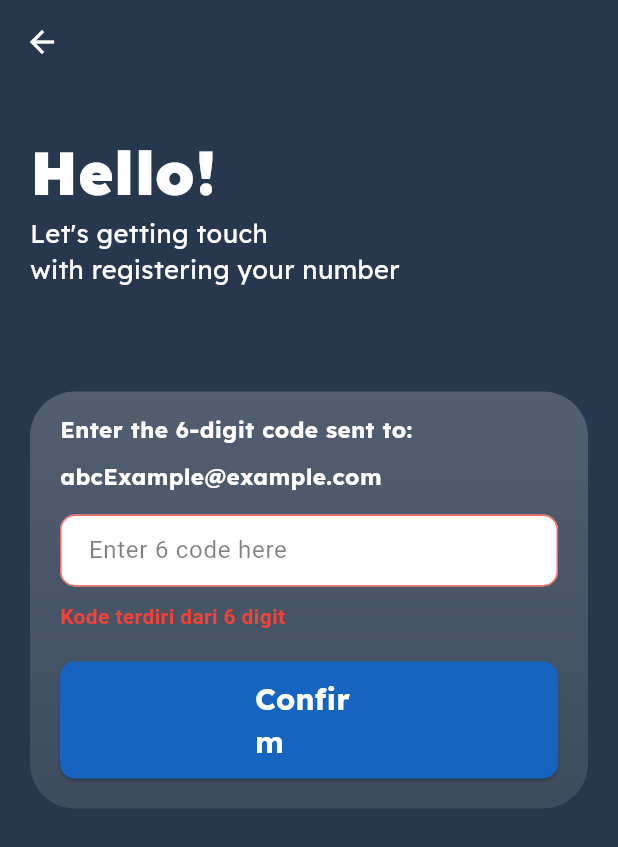
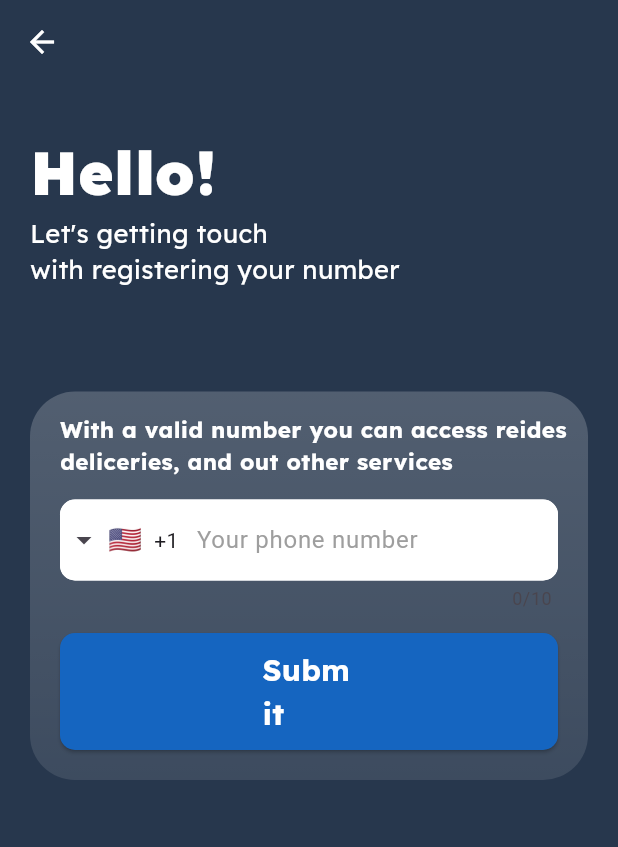
Before and after one commit to wafiyanwarul/angkutkita, a Flutter app: the phoneNumRegPage screen opened directly, on a phone screen of 412 x 824 dp. Shown: the top 847 px of the screen. Run offline on Flutter 3.47's test engine with Material 3 defaults, Android fonts, the phone set to English and light mode, and no system bars; drawn by our look-alikes of intl_phone_field; our stand-ins replace cloud_firestore, get, wave; accounts and stored records are empty.

```diff
--- a/lib/Pages/onLoginPage.dart
+++ b/lib/Pages/onLoginPage.dart
@@ -276,7 +276,7 @@ class _onLoginPageState extends State<onLoginPage> {
                   SizedBox(
                     height: 15,
                   ),
-                  // Don't have an Account
+                  // Text 'Don't have an Account'
                   Row(
                     mainAxisAlignment: MainAxisAlignment.center,
                     children: [
--- a/lib/Pages/phoneNumRegPage.dart
+++ b/lib/Pages/phoneNumRegPage.dart
@@ -1,5 +1,7 @@
 import 'package:angkotkita/main.dart';
+import 'package:angkotkita/pages/testProfilePage.dart';
 import 'package:flutter/material.dart';
+import 'package:flutter/services.dart';
 import 'package:intl_phone_field/intl_phone_field.dart';
 
 class phoneNumRegPage extends StatefulWidget {
@@ -10,6 +12,10 @@ class phoneNumRegPage extends StatefulWidget {
 }
 
 class _phoneNumRegPageState extends State<phoneNumRegPage> {
+  GlobalKey<FormState> _formKey = GlobalKey();
+
+  FocusNode focusNode = FocusNode();
+
   @override
   Widget build(BuildContext context) {
     return Scaffold(
@@ -82,6 +88,8 @@ class _phoneNumRegPageState extends State<phoneNumRegPage> {
                     ),
                     child: Padding(
                       padding: EdgeInsets.symmetric(horizontal: 20),
+                      // For phone number form (using package intl_phone_number_flutter
+                      child: Form(
                         child: Column(
                           // mainAxisAlignment: MainAxisAlignment.spaceBetween,
                           children: [
@@ -90,24 +98,7 @@ class _phoneNumRegPageState extends State<phoneNumRegPage> {
                               crossAxisAlignment: CrossAxisAlignment.start,
                               children: [
                                 Text(
-                                'Enter the 6-digit code sent to:',
-                                style: TextStyle(
-                                  color: Colors.white,
-                                  fontFamily: 'LexendDeca',
-                                  fontWeight: FontWeight.w600,
-                                  fontSize: 15,
-                                ),
-                              ),
-                            ],
-                          ),
-                          // Spacebar
-                          SizedBox(height: 10),
-                          // Label Email
-                          Row(
-                            crossAxisAlignment: CrossAxisAlignment.start,
-                            children: [
-                              Text(
-                                'abcExample@example.com',
+                                  'With a valid number you can access reides \ndeliceries, and out other services',
                                   style: TextStyle(
                                     color: Colors.white,
                                     fontFamily: 'LexendDeca',
@@ -119,64 +110,67 @@ class _phoneNumRegPageState extends State<phoneNumRegPage> {
                             ),
                             // Spacebar
                             SizedBox(height: 15),
-                          // Digit Code TextField with Toggle Visibility
-                          TextField(
-                            cursorColor: Colors.blue.shade800,
+                            IntlPhoneField(
+                              dropdownTextStyle:
+                                  TextStyle(), // Country Code Style
+                              focusNode: focusNode,
+                              cursorColor: Colors.blue,
                               decoration: InputDecoration(
-                              hintText: 'Enter 6 code here',
-                              hintStyle: TextStyle(
-                                color: Colors.black.withOpacity(0.5),
-                              ),
-                              filled: true,
-                              fillColor: Colors.white,
+                                hintText: 'Your phone number',
+                                hintStyle: TextStyle(color: Colors.grey),
                                 enabledBorder: OutlineInputBorder(
                                   borderSide: BorderSide(
-                                  color: Colors.red.withOpacity(0.8),
-                                  width: 1,
+                                    color: Colors.white,
+                                    width: 2,
                                   ),
                                   borderRadius: BorderRadius.circular(10),
                                 ),
                                 contentPadding: EdgeInsets.only(
-                                  left: 15, top: 10, bottom: 10),
+                                    left: 30.0, top: 20.0, bottom: 10.0),
                                 focusedBorder: OutlineInputBorder(
+                                  borderSide: const BorderSide(
+                                    color: Colors.blue,
+                                    width: 1.5,
+                                  ),
                                   borderRadius: BorderRadius.circular(10),
                                 ),
+                                border: OutlineInputBorder(
+                                  borderRadius: BorderRadius.circular(10),
+                                  borderSide: BorderSide(
+                                    color: focusNode.hasFocus
+                                        ? Colors.blue
+                                        : Colors.white,
                                   ),
                                 ),
+                                filled: true,
+                                fillColor: Colors.white,
+                              ),
+                              languageCode: "en",
+                              onChanged: (phone) {
+                                print(phone.completeNumber);
+                              },
+                              onCountryChanged: (country) {
+                                print('Country changed to: ' + country.name);
+                              },
+                            ),
 
-                          Padding(
-                            padding: const EdgeInsets.only(top: 10),
-                            child: Row(
-                              crossAxisAlignment: CrossAxisAlignment.start,
-                              children: [
-                                Text(
-                                  'Kode terdiri dari 6 digit',
-                                  style: TextStyle(
-                                    color: Colors.red,
-                                    fontWeight: FontWeight.bold,
-                                  ),
-                                ),
-                              ],
-                            ),
-                          ),
                             // Spacebar
-                          SizedBox(height: 20),
-                          // Confirm Button
+                            SizedBox(height: 15),
+                            // Submit Button
                             Container(
                               child: ElevatedButton(
                                 onPressed: () {
-                                // if else condition (true when 6 code matched, false when 6 code not matched)
-
-                                // Navigator.push(
-                                //   context,
-                                //   MaterialPageRoute(
-                                //     builder: (context) => accountConfirmPage(),
-                                //   ),
-                                // );
+                                  _formKey.currentState?.validate();
+                                  Navigator.push(
+                                    context,
+                                    MaterialPageRoute(
+                                      builder: (context) => testLoginPage(),
+                                    ),
+                                  );
                                 },
                                 style: ElevatedButton.styleFrom(
                                   padding: EdgeInsets.symmetric(
-                                  horizontal: 130,
+                                    horizontal: 135,
                                     vertical: 10,
                                   ),
                                   primary: Colors.blue.shade800,
@@ -185,7 +179,7 @@ class _phoneNumRegPageState extends State<phoneNumRegPage> {
                                   ),
                                 ),
                                 child: Text(
-                                'Confirm',
+                                  'Submit',
                                   style: TextStyle(
                                     color: Colors.white,
                                     fontSize: 20,
@@ -199,6 +193,7 @@ class _phoneNumRegPageState extends State<phoneNumRegPage> {
                             SizedBox(height: 5),
                           ],
                         ),
+                      ),
                     ))
               ],
             ),
--- a/lib/Pages/registerPage.dart
+++ b/lib/Pages/registerPage.dart
@@ -297,6 +297,7 @@ class _registerPageState extends State<registerPage> {
                 Row(
                   mainAxisAlignment: MainAxisAlignment.center,
                   children: [
+                    // Text already have an account
                     Text(
                       'Already have account? ',
                       style: TextStyle(
@@ -306,6 +307,7 @@ class _registerPageState extends State<registerPage> {
                         fontSize: 15,
                       ),
                     ),
+                    // Text with gesture "Sign In"
                     GestureDetector(
                       onTap: () {
                         // Handle the "Sign In" tap
--- a/pubspec.yaml
+++ b/pubspec.yaml
@@ -37,6 +37,8 @@ dependencies:
   cupertino_icons: ^1.0.2
   vibration: ^1.8.4
   intl_phone_field: ^3.2.0
+  get: ^4.6.6
+  cloud_firestore: ^4.14.0
 
 dev_dependencies:
   flutter_test:
@@ -49,6 +51,7 @@ dev_dependencies:
   # package. See that file for information about deactivating specific lint
   # rules and activating additional ones.
   flutter_lints: ^2.0.0
+  cloud_firestore: ^4.14.0
 
 # For information on the generic Dart part of this file, see the
 # following page: https://dart.dev/tools/pub/pubspec
```
Also changed, not shown: lib/Pages/accountConfirmPage.dart (+7 -7 lines), lib/Pages/testProfilePage.dart (added, +169 -0 lines), lib/models/user_model.dart (added, +26 -0 lines), lib/repository/user_repository.dart (added, +29 -0 lines), assets/images/me.png (added), pubspec.lock, 6 other files. Lines whose indentation alone changed are shown as unchanged.
